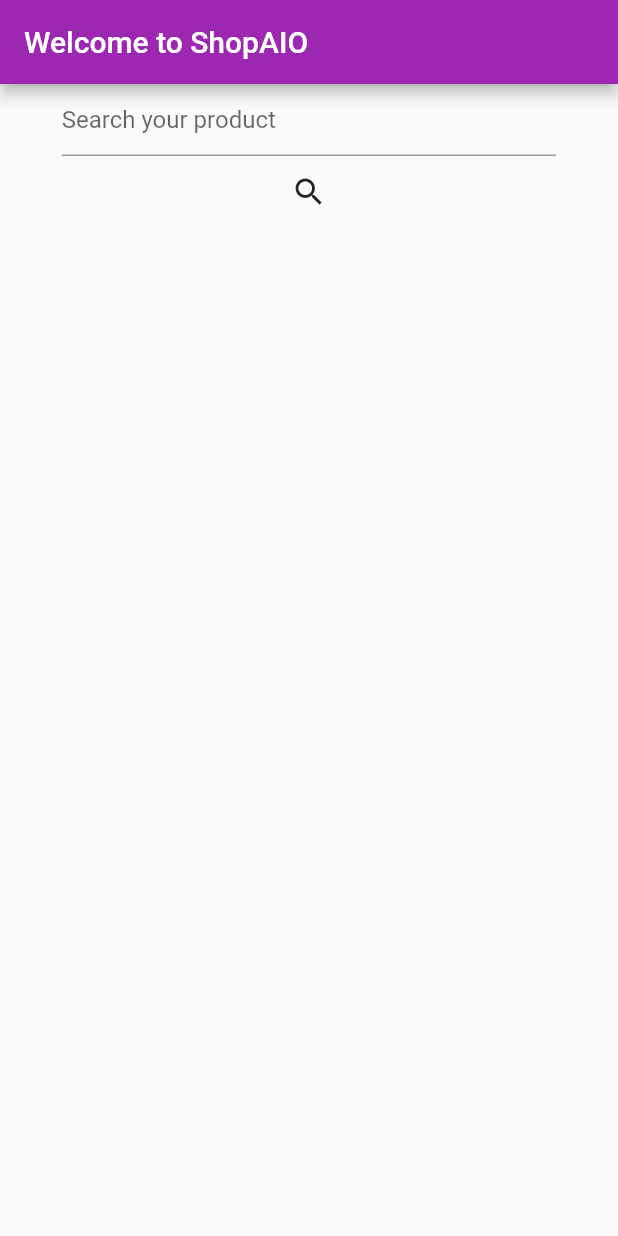
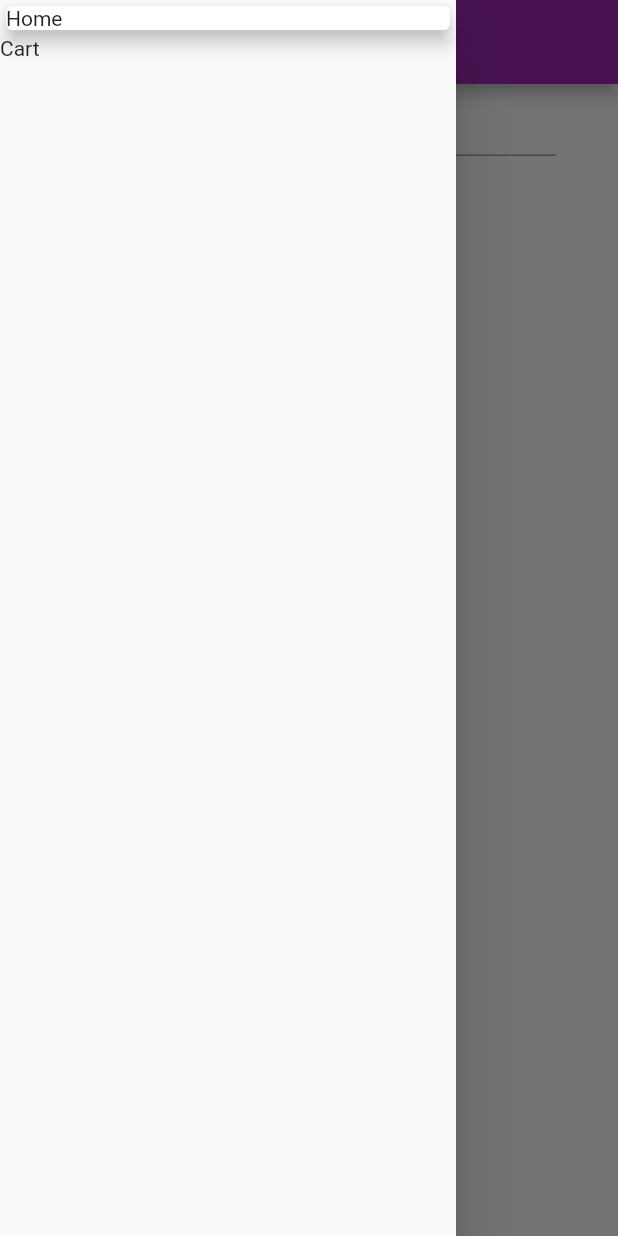
Before and after one commit to ram2939/shoppingApp-flutter, a Flutter app: the screen it shows after launch, with the side drawer open (before the commit the screen has no drawer), on a phone screen of 412 x 824 dp. Run offline on Flutter 3.47's test engine with Material 2 defaults, Android fonts, the phone set to English and light mode, and no system bars.

Commit message:
Cart and app Drawer added

```diff
--- a/lib/Screens/home_screen.dart
+++ b/lib/Screens/home_screen.dart
@@ -1,5 +1,6 @@
 import 'package:flutter/material.dart';
 import './products_screen.dart';
+import '../widgets/drawer.dart';
 class HomeScreen extends StatelessWidget {
   final AppBar _appbar=AppBar(
     title: Text("Welcome to ShopAIO"),
@@ -8,6 +9,7 @@ class HomeScreen extends StatelessWidget {
   Widget build(BuildContext context) {
     return Scaffold(
       appBar: _appbar,
+      drawer: AppDrawer(),
       body: Container(
         child: Column(
           // mainAxisAlignment: MainAxisAlignment.center,
@@ -26,7 +28,7 @@ class HomeScreen extends StatelessWidget {
             ),
             IconButton(icon: Icon(Icons.search),
             onPressed: (){
-              Navigator.push(context, MaterialPageRoute(builder: (context)=>ProductsScreen()));
+              Navigator.push(context, MaterialPageRoute(builder: (context)=>ProductsScreen("Televisions")));
             },)
           ],
         ),
--- /dev/null
+++ b/lib/widgets/drawer.dart
@@ -0,0 +1,28 @@
+import 'package:flutter/material.dart';
+import '../Screens/cart.dart';
+class AppDrawer extends StatelessWidget {
+  @override
+  Widget build(BuildContext context) {
+    return Drawer(
+      child: ListView(
+        children:<Widget>[
+          Card(
+            elevation: 5,
+              child: GestureDetector(
+              child: Text("Home"),
+              onTap: (){
+
+              },),
+          ),
+            GestureDetector(
+            child: Text("Cart"),
+            onTap: (){
+              Navigator.push(context, MaterialPageRoute(builder: (context)=>Cart()) );
+            },),
+
+        ]
+        ),
+
+    );
+  }
+}
```
Also changed, not shown: lib/Screens/cart.dart (added, +29 -0 lines), lib/widgets/cartItem.dart (added, +15 -0 lines).
